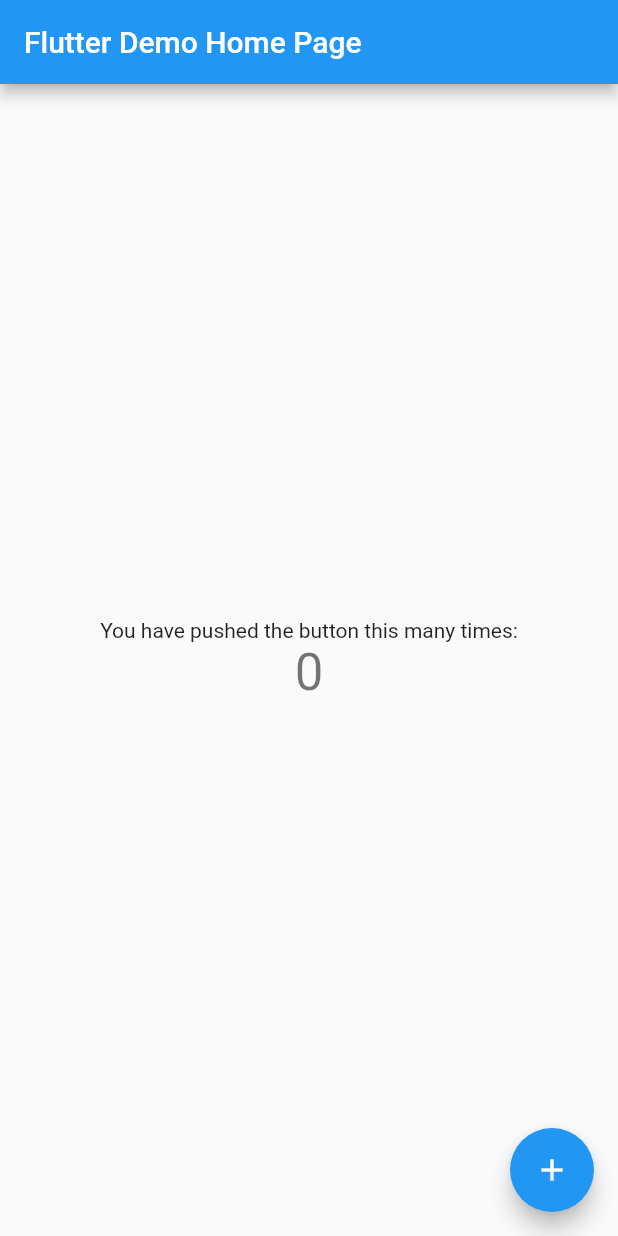
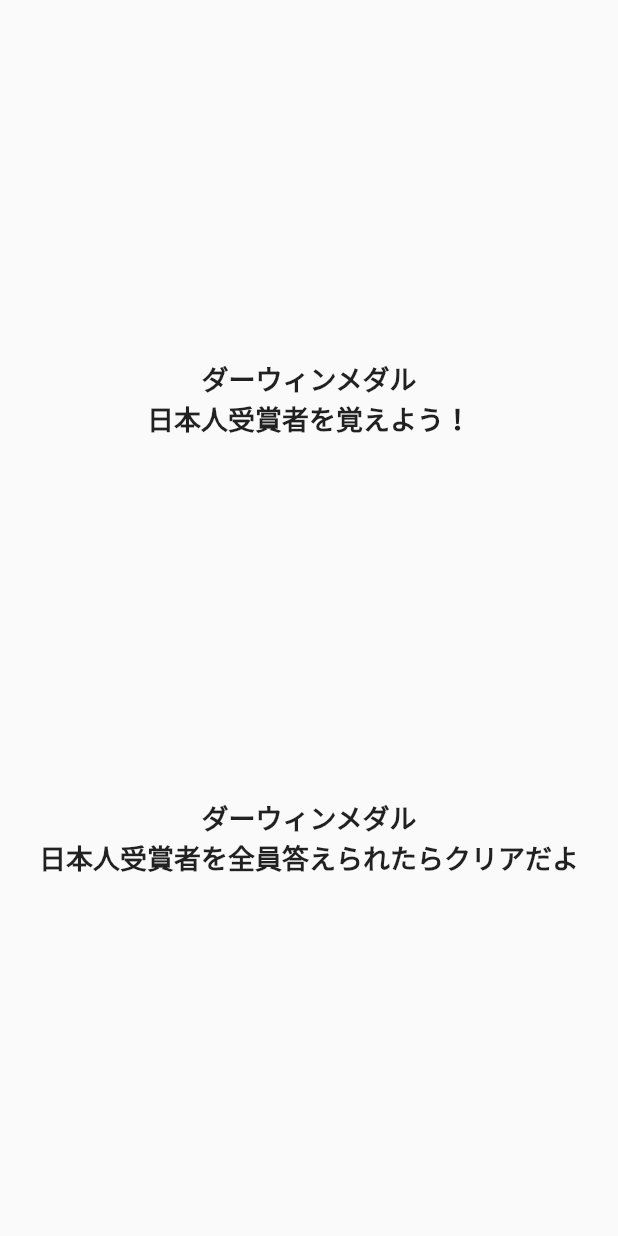
Before and after one commit to kmdkuk/darwin_model_quiz, a Flutter app: the screen it shows after launch, on a phone screen of 412 x 824 dp. Run offline on Flutter 3.47's test engine with Material 2 defaults, Android fonts, the phone set to English and light mode, and no system bars.

Commit message:
ダーウィンメダルクイズを実装

```diff
--- a/lib/main.dart
+++ b/lib/main.dart
@@ -1,3 +1,7 @@
+import 'package:darwin_medal_quiz/pages/correct/correct_page.dart';
+import 'package:darwin_medal_quiz/pages/home/home_page.dart';
+import 'package:darwin_medal_quiz/pages/incorrect/incorrect_page.dart';
+import 'package:darwin_medal_quiz/pages/quiz/quiz_page.dart';
 import 'package:flutter/material.dart';
 
 void main() {
@@ -26,92 +30,13 @@ class MyApp extends StatelessWidget {
         // closer together (more dense) than on mobile platforms.
         visualDensity: VisualDensity.adaptivePlatformDensity,
       ),
-      home: MyHomePage(title: 'Flutter Demo Home Page'),
+      initialRoute: '/',
+      routes: {
+        '/': (context) => HomePage(),
+        '/quiz': (context) => QuizPage(),
+        '/correct': (context) => CorrectPage(),
+        '/incorrect': (context) => IncorrectPage(),
+      },
     );
   }
 }
-
-class MyHomePage extends StatefulWidget {
-  MyHomePage({Key key, this.title}) : super(key: key);
-
-  // This widget is the home page of your application. It is stateful, meaning
-  // that it has a State object (defined below) that contains fields that affect
-  // how it looks.
-
-  // This class is the configuration for the state. It holds the values (in this
-  // case the title) provided by the parent (in this case the App widget) and
-  // used by the build method of the State. Fields in a Widget subclass are
-  // always marked "final".
-
-  final String title;
-
-  @override
-  _MyHomePageState createState() => _MyHomePageState();
-}
-
-class _MyHomePageState extends State<MyHomePage> {
-  int _counter = 0;
-
-  void _incrementCounter() {
-    setState(() {
-      // This call to setState tells the Flutter framework that something has
-      // changed in this State, which causes it to rerun the build method below
-      // so that the display can reflect the updated values. If we changed
-      // _counter without calling setState(), then the build method would not be
-      // called again, and so nothing would appear to happen.
-      _counter++;
-    });
-  }
-
-  @override
-  Widget build(BuildContext context) {
-    // This method is rerun every time setState is called, for instance as done
-    // by the _incrementCounter method above.
-    //
-    // The Flutter framework has been optimized to make rerunning build methods
-    // fast, so that you can just rebuild anything that needs updating rather
-    // than having to individually change instances of widgets.
-    return Scaffold(
-      appBar: AppBar(
-        // Here we take the value from the MyHomePage object that was created by
-        // the App.build method, and use it to set our appbar title.
-        title: Text(widget.title),
-      ),
-      body: Center(
-        // Center is a layout widget. It takes a single child and positions it
-        // in the middle of the parent.
-        child: Column(
-          // Column is also a layout widget. It takes a list of children and
-          // arranges them vertically. By default, it sizes itself to fit its
-          // children horizontally, and tries to be as tall as its parent.
-          //
-          // Invoke "debug painting" (press "p" in the console, choose the
-          // "Toggle Debug Paint" action from the Flutter Inspector in Android
-          // Studio, or the "Toggle Debug Paint" command in Visual Studio Code)
-          // to see the wireframe for each widget.
-          //
-          // Column has various properties to control how it sizes itself and
-          // how it positions its children. Here we use mainAxisAlignment to
-          // center the children vertically; the main axis here is the vertical
-          // axis because Columns are vertical (the cross axis would be
-          // horizontal).
-          mainAxisAlignment: MainAxisAlignment.center,
-          children: <Widget>[
-            Text(
-              'You have pushed the button this many times:',
-            ),
-            Text(
-              '$_counter',
-              style: Theme.of(context).textTheme.headline4,
-            ),
-          ],
-        ),
-      ),
-      floatingActionButton: FloatingActionButton(
-        onPressed: _incrementCounter,
-        tooltip: 'Increment',
-        child: Icon(Icons.add),
-      ), // This trailing comma makes auto-formatting nicer for build methods.
-    );
-  }
-}
--- /dev/null
+++ b/lib/pages/home/home_page.dart
@@ -0,0 +1,42 @@
+import 'package:flutter/material.dart';
+
+class HomePage extends StatelessWidget {
+  @override
+  Widget build(BuildContext context) {
+    return GestureDetector(
+      child: Scaffold(
+        body: Center(
+          child: Container(
+            constraints: const BoxConstraints.expand(),
+            child: Column(
+              mainAxisSize: MainAxisSize.min,
+              mainAxisAlignment: MainAxisAlignment.spaceEvenly,
+              children: const <Widget>[
+                Text(
+                  'ダーウィンメダル\n日本人受賞者を覚えよう！',
+                  textAlign: TextAlign.center,
+                  style: TextStyle(
+                    fontWeight: FontWeight.bold,
+                    fontSize: 18,
+                  ),
+                ),
+                Text(
+                  'ダーウィンメダル\n日本人受賞者を全員答えられたらクリアだよ',
+                  textAlign: TextAlign.center,
+                  style: TextStyle(
+                    fontWeight: FontWeight.bold,
+                    fontSize: 18,
+                  ),
+                ),
+              ],
+            ),
+          ),
+        ),
+      ),
+      onTap: () {
+        print('タップされた');
+        Navigator.pushNamed(context, '/quiz');
+      },
+    );
+  }
+}
--- a/pubspec.yaml
+++ b/pubspec.yaml
@@ -32,6 +32,8 @@ dependencies:
 dev_dependencies:
   flutter_test:
     sdk: flutter
+  pedantic_mono: any
+  pedantic: any
 
 # For information on the generic Dart part of this file, see the
 # following page: https://dart.dev/tools/pub/pubspec
```
Also changed, not shown: analysis_options.yaml (added, +17 -0 lines), lib/pages/correct/correct_page.dart (added, +43 -0 lines), lib/pages/incorrect/incorrect_page.dart (added, +43 -0 lines), lib/pages/quiz/quiz_page.dart (added, +72 -0 lines).
